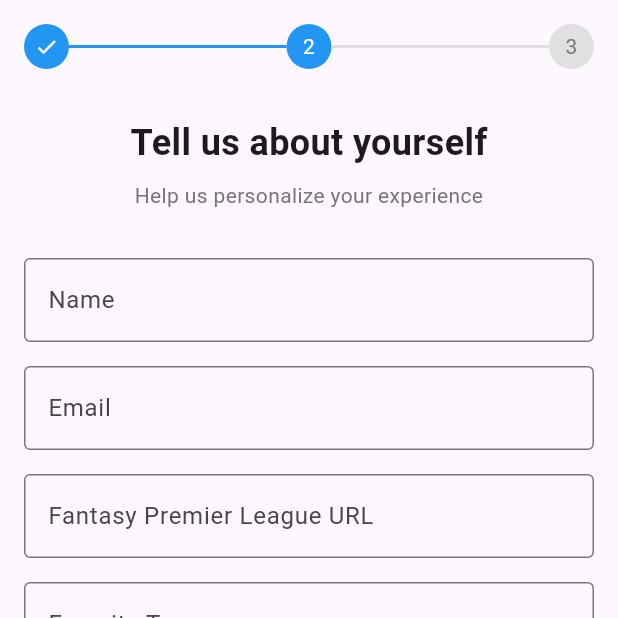
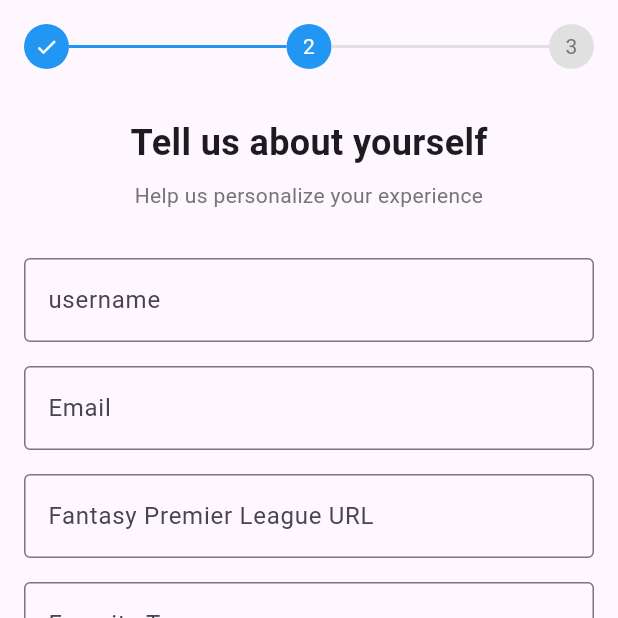
Before and after one commit to Ok3ks/fpl-frontend, a Flutter app: the screen it shows after launch, after a tap on "Next", on a phone screen of 412 x 824 dp, the top half of it. Run offline on Flutter 3.47's test engine with Material 3 defaults, Android fonts, the phone set to English and light mode, and no system bars; our stand-ins replace firebase_auth, firebase_core, flutter_dotenv, flutter_riverpod, go_router, google_fonts and 3 more; missing offline and left inert: dart:js_interop; accounts and stored records are empty.

Commit message:
parameter changes

```diff
--- a/lib/onboarding/onboarding.dart
+++ b/lib/onboarding/onboarding.dart
@@ -19,7 +19,7 @@ class Onboarding extends StatelessWidget {
   @override
   Widget build(BuildContext context) {
     return MaterialApp(
-      title: 'FPL Analytics Onboarding',
+      title: 'FPL League Analytics Tool',
       theme: ThemeData(
         primarySwatch: Colors.blue,
         visualDensity: VisualDensity.adaptivePlatformDensity,
@@ -41,16 +41,18 @@ class _OnboardingFlowState extends ConsumerState<OnboardingFlow> {
   final _formKey = GlobalKey<FormState>();
 
   // Form data
-  String? name;
+  String? username;
   String? email;
-  String? fplurl;
+  String? fplUrl;
   String? favoriteTeam;
   String? yearsPlaying;
 
   final List<Map<String, String>> steps = [
     {
-      'title': 'Welcome to FPL Analytics',
-      'description': 'Your personal assistant for dominating Fantasy Premier League'
+      'title': 'Welcome to DontSuckatFpl',
+      'description':
+          'DontSuckatFPL is a fpl analysis tool, particularly for your mini leagues.'
+              ' Find trends and patterns in your FPL Mini League'
     },
     {
       'title': 'Tell us about yourself',
@@ -95,9 +97,11 @@ class _OnboardingFlowState extends ConsumerState<OnboardingFlow> {
           style: TextStyle(fontSize: 24, fontWeight: FontWeight.bold),
         ),
         const SizedBox(height: 24),
-        _buildFeatureItem(Icons.analytics, 'Advanced player performance analytics'),
-        _buildFeatureItem(Icons.people, 'Team optimization suggestions'),
-        _buildFeatureItem(Icons.trending_up, 'Price change predictions'),
+        _buildFeatureItem(Icons.analytics, 'Personal Season Reflection'),
+        _buildFeatureItem(Icons.people,
+            'League Analysis, keep an eye on your mini league, all in one view'),
+        _buildFeatureItem(Icons.trending_up, 'Game View Dashboard'),
+        _buildFeatureItem(Icons.price_check_rounded, 'Price Changes'),
       ],
     );
   }
@@ -123,16 +127,16 @@ class _OnboardingFlowState extends ConsumerState<OnboardingFlow> {
         children: [
           TextFormField(
             decoration: const InputDecoration(
-              labelText: 'Name',
+              labelText: 'username',
               border: OutlineInputBorder(),
             ),
             validator: (value) {
               if (value == null || value.isEmpty) {
-                return 'Please enter your name';
+                return 'Please enter a username';
               }
               return null;
             },
-            onSaved: (value) => name = value,
+            onSaved: (value) => username = value,
           ),
           const SizedBox(height: 16),
           TextFormField(
```
